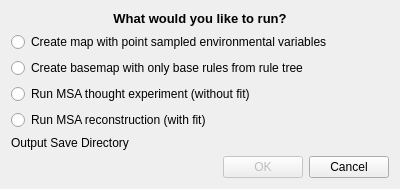
Before: the Qt Designer form MSA_QGIS_run_dialog.ui in ThyavdBerg/MSA-Q, drawn with Qt 5.
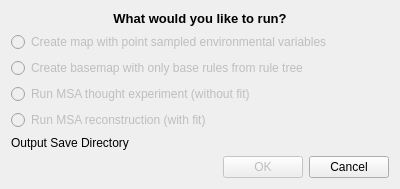
After: the same form once the commit is applied. Custom widgets are drawn as their Qt base class.

Commit message: Another bugfix where wrong model name is called from the UI. Applied run_type without fit calculation (further testing necessary but base-case is functional). Now default writes a csv of the simulated pollen percentages, and of the likelihood + landscape percentages ("Maps" table).

What changed in the file:
```diff
--- a/MSA_QGIS_run_dialog.ui
+++ b/MSA_QGIS_run_dialog.ui
@@ -44,6 +44,9 @@
     <layout class="QVBoxLayout" name="verticalLayout">
      <item>
       <widget class="QRadioButton" name="radioButton_pointSample">
+       <property name="enabled">
+        <bool>false</bool>
+       </property>
        <property name="text">
         <string>Create map with point sampled environmental variables</string>
        </property>
@@ -51,20 +54,29 @@
      </item>
      <item>
       <widget class="QRadioButton" name="radioButton_basemap">
+       <property name="enabled">
+        <bool>false</bool>
+       </property>
        <property name="text">
         <string>Create basemap with only base rules from rule tree</string>
        </property>
       </widget>
      </item>
      <item>
-      <widget class="QRadioButton" name="radioButton_msa">
+      <widget class="QRadioButton" name="radioButton_msaThoughtExperiment">
+       <property name="enabled">
+        <bool>false</bool>
+       </property>
        <property name="text">
         <string>Run MSA thought experiment (without fit)</string>
        </property>
       </widget>
      </item>
      <item>
-      <widget class="QRadioButton" name="radioButton">
+      <widget class="QRadioButton" name="radioButton_msaReconstruction">
+       <property name="enabled">
+        <bool>false</bool>
+       </property>
        <property name="text">
         <string>Run MSA reconstruction (with fit)</string>
        </property>
```
The commit also changes 3 other files.
